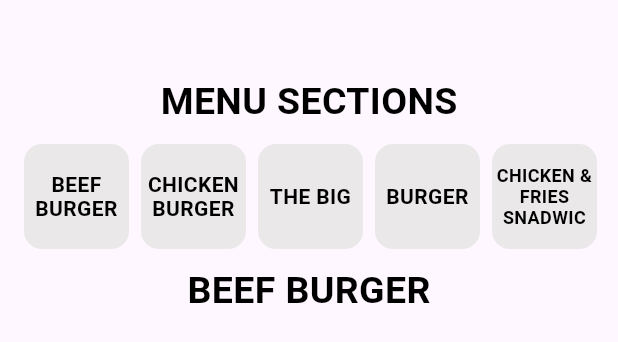
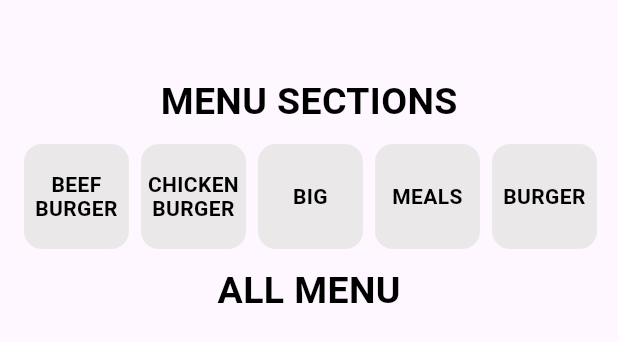
Before and after one commit to YousefDewidar/Burger-house, a Flutter app: the MenuView widget shown alone on an empty page, opened directly, on a phone screen of 412 x 824 dp. Shown: the top 342 px of the screen. Run offline on Flutter 3.47's test engine with Material 3 defaults, Android fonts, the phone set to English and light mode, and no system bars; drawn by our look-alikes of auto_size_text; our stand-ins replace carousel_slider, cloud_firestore, firebase_auth, firebase_core, flutter_bloc, page_transition and 1 more; accounts and stored records are empty.

Commit message:
Add all menu items & Add Menu cubit and repo to manage state of changes when category selected.

```diff
--- a/lib/core/firebase/database.dart
+++ b/lib/core/firebase/database.dart
@@ -55,7 +55,11 @@ class Database {
 // get all products
   static Future<List<ItemModel>> getAllProduct() async {
     List<ItemModel> filterList = [];
-    await _firestore.collection(Constant.menuColName).get().then((val) {
+    await _firestore
+        .collection(Constant.menuColName)
+        .orderBy('id', descending: false)
+        .get()
+        .then((val) {
       for (var item in val.docs) {
         filterList.add(ItemModel.formJson(item.data()));
       }
--- a/lib/core/utils/all_views_page_view.dart
+++ /dev/null
@@ -1,48 +0,0 @@
-import 'package:burger_house/core/utils/constant.dart';
-import 'package:burger_house/features/home/ui/home_view.dart';
-import 'package:burger_house/features/menu/ui/menu_view.dart';
-import 'package:burger_house/features/profile/ui/view/profile_view.dart';
-import 'package:flutter/material.dart';
-
-class AllViewsPageView extends StatefulWidget {
-  const AllViewsPageView({super.key});
-
-  @override
-  State<AllViewsPageView> createState() => _AllViewsPageViewState();
-}
-
-class _AllViewsPageViewState extends State<AllViewsPageView> {
-  PageController pageCon = PageController();
-  int curInd = 0;
-  @override
-  Widget build(BuildContext context) {
-    return Scaffold(
-      backgroundColor: Constant.kBackgroundColor,
-      body: PageView(
-        controller: pageCon,
-        onPageChanged: (value) {
-          curInd = value;
-          setState(() {});
-        },
-        children: const [HomeView(), MenuView(), ProfileView()],
-      ),
-      bottomNavigationBar: NavigationBar(
-        selectedIndex: curInd,
-        indicatorColor: Constant.kPrimaryColor.withOpacity(.2),
-        overlayColor:
-            WidgetStatePropertyAll(Constant.kPrimaryColor.withOpacity(.04)),
-        height: MediaQuery.of(context).size.height * .08,
-        onDestinationSelected: (value) {
-          curInd = value;
-          pageCon.jumpToPage(curInd);
-        },
-        destinations: const [
-          NavigationDestination(icon: Icon(Icons.home), label: 'Home'),
-          NavigationDestination(
-              icon: Icon(Icons.now_widgets_outlined), label: 'Menu'),
-          NavigationDestination(icon: Icon(Icons.person), label: 'Profile'),
-        ],
-      ),
-    );
-  }
-}
--- a/lib/core/utils/widgets/all_views_page_view.dart
+++ b/lib/core/utils/widgets/all_views_page_view.dart
@@ -1,6 +1,5 @@
 import 'package:burger_house/core/utils/constant.dart';
 import 'package:burger_house/features/home/ui/home_view.dart';
-import 'package:burger_house/features/home/ui/widget/hello_row.dart';
 import 'package:burger_house/features/menu/ui/menu_view.dart';
 import 'package:burger_house/features/profile/ui/view/profile_view.dart';
 import 'package:flutter/material.dart';
@@ -18,11 +17,6 @@ class _AllViewsPageViewState extends State<AllViewsPageView> {
   @override
   Widget build(BuildContext context) {
     return Scaffold(
-      appBar: AppBar(
-        backgroundColor: Constant.kBackgroundColor,
-        toolbarHeight: 100,
-        title: const HelloRow(),
-      ),
       backgroundColor: Constant.kBackgroundColor,
       body: PageView(
         controller: pageCon,
@@ -35,7 +29,8 @@ class _AllViewsPageViewState extends State<AllViewsPageView> {
       bottomNavigationBar: NavigationBar(
         selectedIndex: curInd,
         indicatorColor: Constant.kPrimaryColor.withOpacity(.2),
-        overlayColor: WidgetStatePropertyAll(Constant.kPrimaryColor.withOpacity(.04)),
+        overlayColor:
+            WidgetStatePropertyAll(Constant.kPrimaryColor.withOpacity(.04)),
         height: MediaQuery.of(context).size.height * .08,
         onDestinationSelected: (value) {
           curInd = value;
@@ -43,7 +38,8 @@ class _AllViewsPageViewState extends State<AllViewsPageView> {
         },
         destinations: const [
           NavigationDestination(icon: Icon(Icons.home), label: 'Home'),
-          NavigationDestination(icon: Icon(Icons.now_widgets_outlined), label: 'Menu'),
+          NavigationDestination(
+              icon: Icon(Icons.now_widgets_outlined), label: 'Menu'),
           NavigationDestination(icon: Icon(Icons.person), label: 'Profile'),
         ],
       ),
--- a/lib/features/home/ui/home_view.dart
+++ b/lib/features/home/ui/home_view.dart
@@ -19,7 +19,6 @@ class HomeView extends StatelessWidget {
       ),
       body: Padding(
         padding: const EdgeInsets.symmetric(horizontal: 16.0),
-        child: Expanded(
         child: ListView(
           padding: EdgeInsets.zero,
           scrollDirection: Axis.vertical,
@@ -29,14 +28,12 @@ class HomeView extends StatelessWidget {
             OfferSliderListView(),
             SpaceV(15),
             // SearchTextField(),
-              // CategoryListView(),
             Text('Popular', style: Styles.style22),
             SpaceV(13),
             PopularGridView()
           ],
         ),
       ),
-      ),
     );
   }
 }
--- /dev/null
+++ b/lib/features/menu/data/repos/menu_repo.dart
@@ -0,0 +1,16 @@
+import 'package:burger_house/core/firebase/database.dart';
+import 'package:burger_house/features/menu/data/models/item_model.dart';
+
+class MenuRepo {
+  Future<List<ItemModel>> setCategory({required String? catName}) async {
+    List<ItemModel> products = [];
+
+    if (catName != null) {
+      products = await Database.getProductsByCategory(category: catName);
+      return products;
+    } else {
+      products = await Database.getAllProduct();
+      return products;
+    }
+  }
+}
--- /dev/null
+++ b/lib/features/menu/logic/cubit/menu_cubit.dart
@@ -0,0 +1,23 @@
+import 'package:burger_house/features/menu/data/models/item_model.dart';
+import 'package:burger_house/features/menu/data/repos/menu_repo.dart';
+import 'package:burger_house/features/menu/logic/cubit/menu_state.dart';
+import 'package:flutter_bloc/flutter_bloc.dart';
+
+class MenuCubit extends Cubit<MenuState> {
+  MenuCubit() : super(MenuInitial());
+
+  static final MenuRepo _menuRepo = MenuRepo();
+
+  String categoryName = 'All Menu';
+
+  void getProducts({required String? catName}) async {
+    emit(ProductLoading());
+    try {
+      categoryName = catName ?? 'All Menu';
+      List<ItemModel> products = await _menuRepo.setCategory(catName: catName);
+      emit(ProductSuccess(products));
+    } catch (e) {
+      emit(ProductFailure());
+    }
+  }
+}
--- /dev/null
+++ b/lib/features/menu/logic/cubit/menu_state.dart
@@ -0,0 +1,14 @@
+import 'package:burger_house/features/menu/data/models/item_model.dart';
+
+class MenuState {}
+
+final class MenuInitial extends MenuState {}
+
+final class ProductLoading extends MenuState {}
+
+final class ProductSuccess extends MenuState {
+  List<ItemModel> products;
+  ProductSuccess(this.products);
+}
+
+final class ProductFailure extends MenuState {}
--- a/lib/features/menu/ui/menu_view.dart
+++ b/lib/features/menu/ui/menu_view.dart
@@ -1,14 +1,19 @@
 import 'package:burger_house/core/utils/widgets/space.dart';
+import 'package:burger_house/features/menu/logic/cubit/menu_cubit.dart';
+import 'package:burger_house/features/menu/logic/cubit/menu_state.dart';
 import 'package:burger_house/features/menu/ui/widgets/category_list_view.dart';
 import 'package:burger_house/features/menu/ui/widgets/products_list_view.dart';
 import 'package:flutter/material.dart';
+import 'package:flutter_bloc/flutter_bloc.dart';
 
 class MenuView extends StatelessWidget {
   const MenuView({super.key});
 
   @override
   Widget build(BuildContext context) {
-    return Padding(
+    return BlocProvider(
+      create: (context) => MenuCubit(),
+      child: Padding(
         padding: const EdgeInsets.symmetric(horizontal: 16.0),
         child: Column(
           children: [
@@ -22,17 +27,22 @@ class MenuView extends StatelessWidget {
               ),
             ),
             const CategoryListView(),
-          Text(
-            'Beef Burger'.toUpperCase(),
+            BlocBuilder<MenuCubit, MenuState>(
+              builder: (context, state) {
+                return Text(
+                  BlocProvider.of<MenuCubit>(context).categoryName.toUpperCase(),
                   style: const TextStyle(
                     color: Colors.black,
                     fontSize: 25,
                     fontWeight: FontWeight.w600,
                   ),
+                );
+              },
             ),
             const ProductsListView(),
           ],
         ),
+      ),
     );
   }
 }
--- a/lib/features/menu/ui/widgets/category_list_view.dart
+++ b/lib/features/menu/ui/widgets/category_list_view.dart
@@ -1,5 +1,7 @@
+import 'package:burger_house/features/menu/logic/cubit/menu_cubit.dart';
 import 'package:burger_house/features/menu/ui/widgets/category_type_card.dart';
 import 'package:flutter/material.dart';
+import 'package:flutter_bloc/flutter_bloc.dart';
 
 class CategoryListView extends StatefulWidget {
   const CategoryListView({super.key});
@@ -11,10 +13,11 @@ class CategoryListView extends StatefulWidget {
 class _CategoryListViewState extends State<CategoryListView> {
   int selectedInd = -1;
 
-  final List<String> categorysTypeList = [
+  final List<String> categorysName = [
     'beef burger',
     'chicken burger',
-    'the big',
+    'big',
+    'meals',
     'burger',
     'chicken & fries snadwich',
     'sauces',
@@ -34,20 +37,24 @@ class _CategoryListViewState extends State<CategoryListView> {
           physics: const BouncingScrollPhysics(),
           clipBehavior: Clip.none,
           scrollDirection: Axis.horizontal,
-          itemCount: categorysTypeList.length,
+          itemCount: categorysName.length,
           itemBuilder: (context, index) {
             return GestureDetector(
               onTap: () {
                 if (selectedInd == index) {
+                  context.read<MenuCubit>().getProducts(catName: null);
                   selectedInd = -1;
                 } else {
+                  context.read<MenuCubit>().getProducts(
+                        catName: categorysName[index],
+                      );
                   selectedInd = index;
                 }
                 setState(() {});
               },
               child: CategoryTypeCard(
                 selected: selectedInd == index,
-                categoryName: categorysTypeList[index],
+                categoryName: categorysName[index],
               ),
             );
           },
--- a/lib/features/menu/ui/widgets/product_card.dart
+++ b/lib/features/menu/ui/widgets/product_card.dart
@@ -38,9 +38,10 @@ class ProductCard extends StatelessWidget {
                 width: 170,
                 child: Text(
                   item.ingredients
-                      .toString()
+                          ?.toString()
                           .substring(1, item.ingredients.toString().length - 1)
-                      .replaceAll(',', ' +'),
+                          .replaceAll(',', ' +') ??
+                      '',
                   textDirection: TextDirection.rtl,
                   maxLines: 3,
                   style: const TextStyle(
@@ -64,14 +65,16 @@ class ProductCard extends StatelessWidget {
                             Text(
                               '${item.price['s']}',
                               style: const TextStyle(
-                                  color: Color(0xffC9AA05),
+                                  color: Color(0xFF000000),
                                   fontSize: 18,
                                   fontWeight: FontWeight.w600),
                             ),
                           ],
                         ),
                   const SpaceH(25),
-                  const CircleAvatar(
+                  item.price['s'] == null
+                      ? const SizedBox()
+                      : const CircleAvatar(
                           backgroundColor: Colors.green,
                           foregroundColor: Colors.white,
                           radius: 12,
@@ -80,9 +83,9 @@ class ProductCard extends StatelessWidget {
                   const SpaceH(5),
                   Text(
                     '${item.price['d']}',
-                    style: const TextStyle(
-                        color: Color(0xffC9AA05),
-                        fontSize: 18,
+                    style: TextStyle(
+                        color: const Color(0xFF000000),
+                        fontSize: item.price['s'] == null ? 22 : 18,
                         fontWeight: FontWeight.w600),
                   ),
                 ],
--- a/lib/features/menu/ui/widgets/products_list_view.dart
+++ b/lib/features/menu/ui/widgets/products_list_view.dart
@@ -1,40 +1,51 @@
-import 'package:burger_house/core/firebase/database.dart';
 import 'package:burger_house/features/menu/data/models/item_model.dart';
+import 'package:burger_house/features/menu/logic/cubit/menu_cubit.dart';
+import 'package:burger_house/features/menu/logic/cubit/menu_state.dart';
 import 'package:burger_house/features/menu/ui/widgets/product_card.dart';
 import 'package:flutter/material.dart';
+import 'package:flutter_bloc/flutter_bloc.dart';
 import 'package:skeletonizer/skeletonizer.dart';
 
-class ProductsListView extends StatelessWidget {
+class ProductsListView extends StatefulWidget {
   const ProductsListView({
     super.key,
   });
 
   @override
+  State<ProductsListView> createState() => _ProductsListViewState();
+}
+
+class _ProductsListViewState extends State<ProductsListView> {
+  @override
+  void initState() {
+    super.initState();
+    context.read<MenuCubit>().getProducts(catName: null);
+  }
+
+  @override
   Widget build(BuildContext context) {
     const List<ItemModel> dummyList = [
-      ItemModel(category: '', id: 0, name: '', price: {}),
-      ItemModel(category: '', id: 0, name: '', price: {}),
-      ItemModel(category: '', id: 0, name: '', price: {}),
-      ItemModel(category: '', id: 0, name: '', price: {}),
+      ItemModel(category: '', id: 0, name: '', price: {'s': 0, 'd': 0}),
+      ItemModel(category: '', id: 0, name: '', price: {'s': 0, 'd': 0}),
+      ItemModel(category: '', id: 0, name: '', price: {'s': 0, 'd': 0}),
+      ItemModel(category: '', id: 0, name: '', price: {'s': 0, 'd': 0}),
     ];
 
     return Expanded(
-      child: FutureBuilder(
-          future: Database.getProductsByCategory(category: 'beef burger'),
-          builder: (context, snap) {
-            if (snap.hasData) {
-              List<ItemModel> productsList = snap.data!;
+      child: BlocBuilder<MenuCubit, MenuState>(
+        builder: (context, state) {
+          if (state is ProductSuccess) {
             return ListView.builder(
               padding: const EdgeInsets.only(top: 10),
               physics: const BouncingScrollPhysics(),
-                itemCount: productsList.length,
+              itemCount: state.products.length,
               itemBuilder: (context, index) {
                 return ProductCard(
-                    item: productsList[index],
+                  item: state.products[index],
                 );
               },
             );
-            } else if (snap.connectionState == ConnectionState.waiting) {
+          } else if (state is ProductLoading) {
             return Skeletonizer(
               enabled: true,
               child: ListView.builder(
@@ -50,7 +61,8 @@ class ProductsListView extends StatelessWidget {
           } else {
             return const Center(child: Text('Error in get data'));
           }
-          }),
+        },
+      ),
     );
   }
 }
--- a/lib/main.dart
+++ b/lib/main.dart
@@ -1,4 +1,4 @@
-import 'package:burger_house/core/utils/all_views_page_view.dart';
+import 'package:burger_house/core/utils/widgets/all_views_page_view.dart';
 import 'package:firebase_core/firebase_core.dart';
 import 'package:flutter/material.dart';
 
--- a/lib/test_view.dart
+++ b/lib/test_view.dart
@@ -9,8 +9,6 @@ class TestView extends StatelessWidget {
 
   @override
   Widget build(BuildContext context) {
-    List<ItemModel> items = [];
-
     return Scaffold(
       body: Center(
         child: SizedBox(
@@ -42,128 +40,4 @@ class TestView extends StatelessWidget {
   }
 }
 
-// اول سبع عناصر
-// ItemModel(
-//   id: 0,
-//   category: 'beef burger',
-//   name: "كلاسيك بيف",
-//   ingredients: [
-//     "بيف صوص",
-//     "مايونيز",
-//     'خيار مخلل',
-//     'صوص باربكيو',
-//     'خس',
-//     'برجر بيف'
-//   ],
-//   price: {'s': 70, 'd': 105},
-//   img: "product_images/0.png",
-//   spicy: true,
-//   addition: null,
-// ),
-// ItemModel(
-//   id: 1,
-//   category: 'beef burger',
-//   name: "مشروم بيف",
-//   ingredients: [
-//     "بيف صوص",
-//     "خيار مخلل",
-//     "باربكيو",
-//     'مشروم',
-//     'بصل مشوي',
-//     'خس',
-//     'برجر بيف'
-//   ],
-//   price: {'s': 75, 'd': 110},
-//   img: "product_images/1.png",
-//   spicy: true,
-//   addition: null,
-// ),
-// ItemModel(
-//   id: 2,
-//   category: 'beef burger',
-//   name: "بيج تكساس",
-//   ingredients: [
-//     'برجر بيف',
-//     "اصابع موزاريلا",
-//     'حلقة بصل',
-//     'خس',
-//     "باربكيو",
-//     'صوص تكساس',
-//     'رانش',
-//   ],
-//   price: {'s': 85, 'd': 120},
-//   img: "product_images/2.png",
-//   spicy: true,
-//   addition: null,
-// ),
-// ItemModel(
-//   id: 3,
-//   category: 'beef burger',
-//   name: "اربيان بيف بيكون",
-//   ingredients: [
-//     'برجر بيف',
-//     'خس',
-//     "خيار مخلل",
-//     'بيف صوص',
-//     "اصابع موزاريلا",
-//     'شريحة بيكون',
-//     "باربكيو",
-//     'تاي شيلي',
-//   ],
-//   price: {'s': 85, 'd': 120},
-//   img: "product_images/3.png",
-//   spicy: true,
-//   addition: null,
-// ),
-// ItemModel(
-//   id: 4,
-//   category: 'beef burger',
-//   name: "تشيز بيف",
-//   ingredients: [
-//     'بيف صوص',
-//     'تاي شيلي',
-//     "خيار مخلل",
-//     'خس',
-//     'صوص شيدر',
-//     'برجر بيف'
-//   ],
-//   price: {'s': 75, 'd': 110},
-//   img: "product_images/4.png",
-//   spicy: true,
-//   addition: null,
-// ),
-// ItemModel(
-//   id: 5,
-//   category: 'beef burger',
-//   name: "ويمبي بيف",
-//   ingredients: [
-//     'برجر بيف',
-//     'خس',
-//     'فلفل هلابينو',
-//     'توابل حار',
-//     'مايونيز حار',
-//     'بيف صوص',
-//   ],
-//   price: {'s': 75, 'd': 110},
-//   img: "product_images/5.png",
-//   spicy: true,
-//   addition: null,
-// ),
-// ItemModel(
-//   id: 6,
-//   category: 'beef burger',
-//   name: "تريبل بيف",
-//   ingredients: [
-//     "3 قطع برجر بيف",
-//     'خس',
-//     'خيار مخلل',
-//     'صوص شيدر',
-//     "باربكيو",
-//     'تاي شيلي',
-//     'بيف صوص',
-//   ],
-//   price: {'s': null, 'd': 155},
-//   img: "product_images/6.png",
-//   spicy: false,
-//   addition: null,
-// ),
+List<ItemModel> items = [];
--- a/pubspec.yaml
+++ b/pubspec.yaml
@@ -18,13 +18,14 @@ dependencies:
   firebase_core: ^3.2.0
   cloud_firestore: ^5.4.4
   firebase_storage:
-
   # UI tools
   carousel_slider:
   auto_size_text: ^3.0.0
   # Navigation
   page_transition: ^2.1.0
   skeletonizer: ^1.4.2
+  # state management
+  flutter_bloc: ^8.1.6
 
 dev_dependencies:
   flutter_lints: ^3.0.0
```
Also changed, not shown: pubspec.lock. Lines whose indentation alone changed are shown as unchanged.
